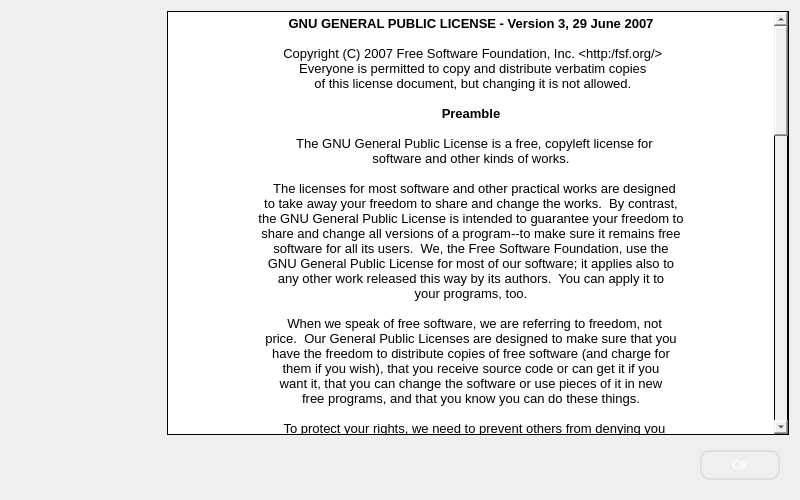
First picture: the form in src/dialogs/licensedialog.ui, repository jahshaka/Studio, before the edit.
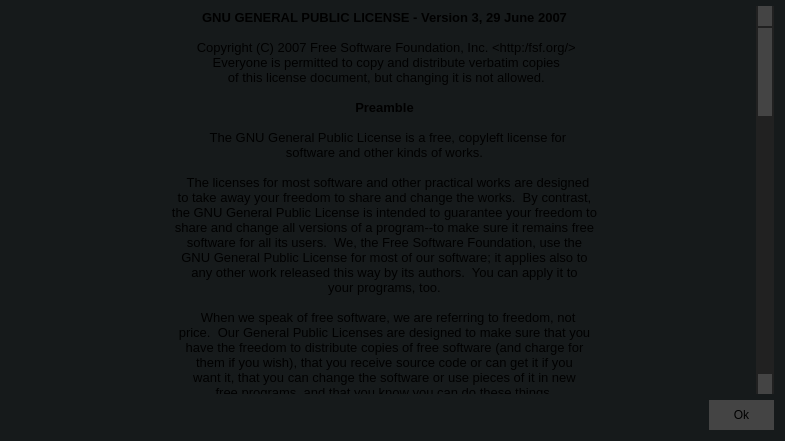
Second picture: the form after the edit. Icons and pictures are not drawn.

Commit message: Update user facing dialogs

What changed in the file:
```diff
--- a/src/dialogs/licensedialog.ui
+++ b/src/dialogs/licensedialog.ui
@@ -6,26 +6,26 @@
    <rect>
     <x>0</x>
     <y>0</y>
-    <width>800</width>
-    <height>500</height>
+    <width>785</width>
+    <height>441</height>
    </rect>
   </property>
   <property name="sizePolicy">
-   <sizepolicy hsizetype="Fixed" vsizetype="Fixed">
+   <sizepolicy hsizetype="Preferred" vsizetype="Preferred">
     <horstretch>0</horstretch>
     <verstretch>0</verstretch>
    </sizepolicy>
   </property>
   <property name="minimumSize">
    <size>
-    <width>800</width>
-    <height>500</height>
+    <width>0</width>
+    <height>0</height>
    </size>
   </property>
   <property name="maximumSize">
    <size>
-    <width>800</width>
-    <height>500</height>
+    <width>16777215</width>
+    <height>16777215</height>
    </size>
   </property>
   <property name="windowTitle">
@@ -35,29 +35,120 @@
    <iconset resource="../../icons.qrc">
     <normaloff>:/app/icons/logo03.svg</normaloff>:/app/icons/logo03.svg</iconset>
   </property>
-  <layout class="QVBoxLayout" name="verticalLayout">
-   <item>
+  <property name="styleSheet">
+   <string notr="true">#LicenseDialog {
+	background: rgb(22, 26, 27);
+}
+
+QPushButton {
+	border: 0;
+	background: #444;
+	padding: 8px 24px;
+}
+
+QPushButton:hover {
+	background: #555;
+}
+
+
+QScrollBar:vertical {
+     background-color: #212121;
+     width: 18px;
+     margin: 22px 0 22px 0;
+ }
+
+ QScrollBar::handle:vertical {
+	background-color: #444;
+     min-height: 20px;
+     margin-left: 2px;
+     margin-right: 2px;
+ }
+
+QScrollBar::handle:vertical:hover {
+	background-color: #555;
+	min-height: 20px;
+	margin-left: 2px;
+	margin-right: 2px;
+}
+
+QScrollBar::add-line:vertical {
+	background-color: #444;
+	height: 20px;
+	border: 2px solid #212121;
+	border-width: 2px 2px  0 2px;
+	subcontrol-position: bottom;
+	subcontrol-origin: margin;
+ }
+
+QScrollBar::sub-line:vertical {
+    background-color: #444;
+	height: 20px;
+	border: 2px solid #212121;
+	border-width: 0 2px 2px 2px;
+	subcontrol-position: top;
+	subcontrol-origin: margin;
+ }
+
+QScrollBar::up-arrow:vertical {
+    image: url(:/app/icons/up-arrow.svg);
+}
+
+QScrollBar::up-arrow:vertical:hover {
+    background-color: #555;
+}
+
+QScrollBar::down-arrow:vertical {
+    image: url(:/app/icons/down-arrow.svg);
+}
+
+QScrollBar::down-arrow:vertical:hover {
+    background-color: #555;
+}
+</string>
+  </property>
+  <layout class="QGridLayout" name="gridLayout">
+   <property name="leftMargin">
+    <number>0</number>
+   </property>
+   <property name="topMargin">
+    <number>6</number>
+   </property>
+   <item row="0" column="0" rowspan="2">
+    <widget class="QWidget" name="widget_2" native="true">
+     <layout class="QVBoxLayout" name="verticalLayout">
+      <property name="spacing">
+       <number>0</number>
+      </property>
+      <property name="leftMargin">
+       <number>0</number>
+      </property>
+      <property name="topMargin">
+       <number>0</number>
+      </property>
+      <property name="rightMargin">
+       <number>0</number>
+      </property>
+      <property name="bottomMargin">
+       <number>0</number>
+      </property>
+      <item>
+       <widget class="QLabel" name="label">
+        <property name="text">
+         <string/>
+        </property>
+        <property name="pixmap">
+         <pixmap resource="../../images.qrc">:/app/images/sidepanelimage.jpg</pixmap>
+        </property>
+       </widget>
+      </item>
+     </layout>
+    </widget>
+   </item>
+   <item row="0" column="1">
     <layout class="QHBoxLayout" name="horizontalLayout_2">
-     <item>
-      <widget class="QWidget" name="widget_3" native="true">
-       <property name="sizePolicy">
-        <sizepolicy hsizetype="Fixed" vsizetype="Preferred">
-         <horstretch>0</horstretch>
-         <verstretch>0</verstretch>
-        </sizepolicy>
-       </property>
-       <property name="minimumSize">
-        <size>
-         <width>150</width>
-         <height>0</height>
-        </size>
-       </property>
-       <property name="styleSheet">
-        <string notr="true">background-image: url(:/app/images/sidepanelimage_info.jpg);
-background-repeat: no-repeat;</string>
-       </property>
-      </widget>
-     </item>
+     <property name="spacing">
+      <number>0</number>
+     </property>
      <item>
       <widget class="QTextBrowser" name="textBrowser">
        <property name="font">
@@ -66,7 +157,13 @@
         </font>
        </property>
        <property name="styleSheet">
-        <string notr="true">border: 1px solid black;</string>
+        <string notr="true">background: rgb(22, 26, 27);</string>
+       </property>
+       <property name="frameShape">
+        <enum>QFrame::NoFrame</enum>
+       </property>
+       <property name="frameShadow">
+        <enum>QFrame::Plain</enum>
        </property>
        <property name="html">
         <string>&lt;!DOCTYPE HTML PUBLIC &quot;-//W3C//DTD HTML 4.0//EN&quot; &quot;http://www.w3.org/TR/REC-html40/strict.dtd&quot;&gt;
@@ -751,9 +848,24 @@
      </item>
     </layout>
    </item>
-   <item>
+   <item row="1" column="1">
     <widget class="QWidget" name="widget" native="true">
      <layout class="QHBoxLayout" name="horizontalLayout">
+      <property name="spacing">
+       <number>0</number>
+      </property>
+      <property name="leftMargin">
+       <number>0</number>
+      </property>
+      <property name="topMargin">
+       <number>0</number>
+      </property>
+      <property name="rightMargin">
+       <number>0</number>
+      </property>
+      <property name="bottomMargin">
+       <number>0</number>
+      </property>
       <item>
        <spacer name="horizontalSpacer">
         <property name="orientation">
@@ -777,26 +889,10 @@
         </property>
         <property name="minimumSize">
          <size>
-          <width>80</width>
-          <height>30</height>
+          <width>0</width>
+          <height>0</height>
          </size>
         </property>
-        <property name="styleSheet">
-         <string notr="true">QPushButton
-{
-background-color: rgba(155, 155, 155,0);
-border-radius:10px;
-border: 2px solid  rgb(223, 223, 223);
-color: rgb(255, 255, 255);
-}
-QPushButton:hover
-{
-background-color: rgb(223, 223, 223);
-border: 2px solid  rgb(223, 223, 223);
-color: rgb(115, 115, 115);
-}
-</string>
-        </property>
         <property name="text">
          <string>Ok</string>
         </property>
```
Left out of the diff: 1 changed line with no effect on the pictures. The commit also changes 4 other files.
